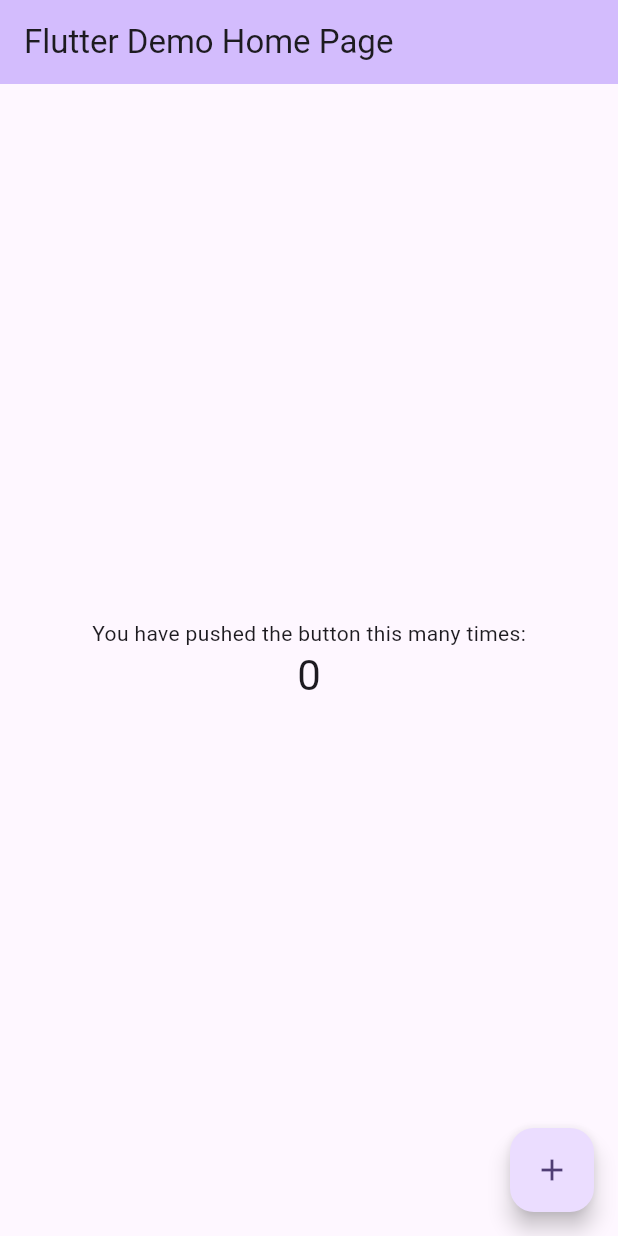
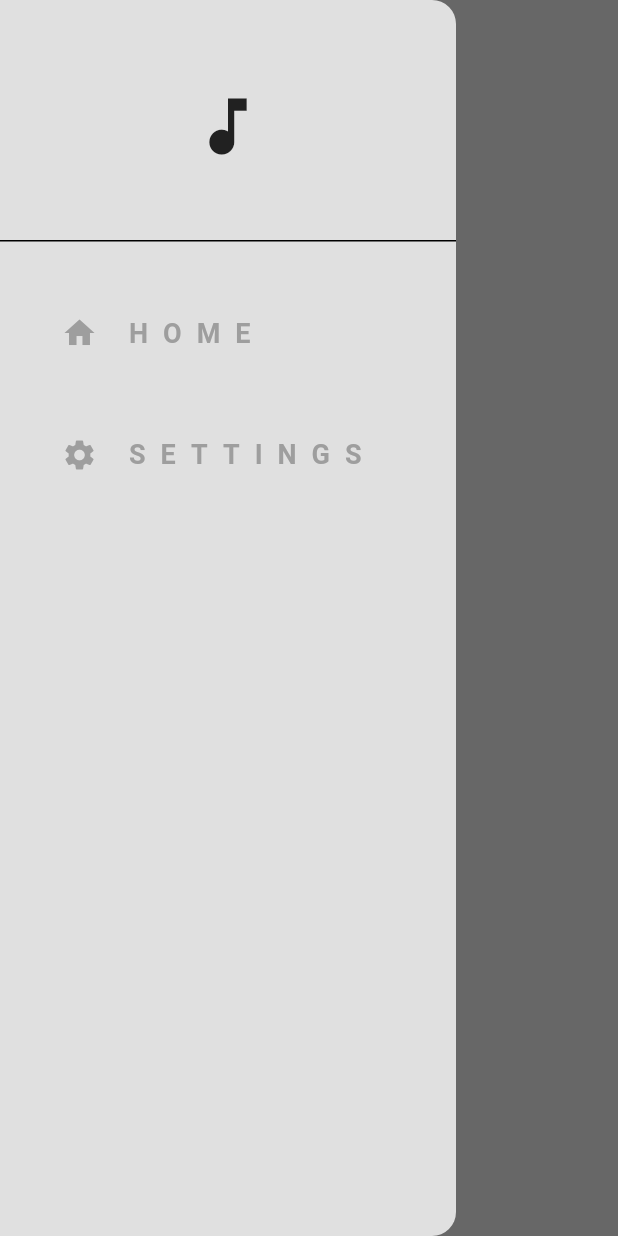
Before and after one commit to MihaelGolob/flutter-music-player, a Flutter app: the screen it shows after launch, with the side drawer open (before the commit the screen has no drawer), on a phone screen of 412 x 824 dp. Run offline on Flutter 3.47's test engine with Material 3 defaults, Android fonts, the phone set to English and light mode, and no system bars.

Commit message:
create starting files and app bar, drawer

```diff
--- /dev/null
+++ b/lib/components/my_app_bar.dart
@@ -0,0 +1,17 @@
+import 'package:flutter/material.dart';
+
+class MyAppBar extends StatelessWidget implements PreferredSizeWidget {
+  final String title;
+  const MyAppBar({super.key, required this.title});
+
+  @override
+  Widget build(BuildContext context) {
+    return AppBar(
+      title: Text(title),
+      centerTitle: true,
+    );
+  }
+
+  @override
+  Size get preferredSize => const Size.fromHeight(80);
+}
--- /dev/null
+++ b/lib/components/my_drawer.dart
@@ -0,0 +1,66 @@
+import 'package:flutter/material.dart';
+
+class MyDrawer extends StatelessWidget {
+  const MyDrawer({super.key});
+
+  @override
+  Widget build(BuildContext context) {
+    return Drawer(
+      backgroundColor: Theme.of(context).colorScheme.surface,
+      child: Column(
+        children: [
+          DrawerHeader(
+            child: Center(
+              child: Icon(
+                Icons.music_note,
+                size: 50,
+                color: Theme.of(context).colorScheme.inversePrimary,
+              ),
+            ),
+          ),
+          Padding(
+            padding: const EdgeInsets.only(left: 25, top: 25),
+            child: ListTile(
+              title: Text(
+                'HOME',
+                style: TextStyle(
+                  fontWeight: FontWeight.bold,
+                  color: Theme.of(context).colorScheme.primary,
+                  fontSize: 18,
+                  letterSpacing: 10,
+                ),
+              ),
+              leading: Icon(
+                Icons.home,
+                color: Theme.of(context).colorScheme.primary,
+              ),
+              onTap: () => Navigator.pop(context),
+            ),
+          ),
+          Padding(
+            padding: const EdgeInsets.only(left: 25, top: 25),
+            child: ListTile(
+              title: Text(
+                'SETTINGS',
+                style: TextStyle(
+                  fontWeight: FontWeight.bold,
+                  color: Theme.of(context).colorScheme.primary,
+                  fontSize: 18,
+                  letterSpacing: 10,
+                ),
+              ),
+              leading: Icon(
+                Icons.settings,
+                color: Theme.of(context).colorScheme.primary,
+              ),
+              onTap: () {
+                Navigator.pop(context);
+                Navigator.pushNamed(context, '/settings'); // todo: add routes
+              },
+            ),
+          ),
+        ],
+      ),
+    );
+  }
+}
--- a/lib/main.dart
+++ b/lib/main.dart
@@ -1,7 +1,17 @@
 import 'package:flutter/material.dart';
+import 'package:flutter_music_player/pages/home_page.dart';
+import 'package:flutter_music_player/themes/theme_provider.dart';
+import 'package:provider/provider.dart';
 
 void main() {
-  runApp(const MyApp());
+  runApp(
+    MultiProvider(
+      providers: [
+        ChangeNotifierProvider(create: (_) => ThemeProvider()),
+      ],
+      child: const MyApp(),
+    ),
+  );
 }
 
 class MyApp extends StatelessWidget {
@@ -11,115 +21,9 @@ class MyApp extends StatelessWidget {
   @override
   Widget build(BuildContext context) {
     return MaterialApp(
-      title: 'Flutter Demo',
-      theme: ThemeData(
-        // This is the theme of your application.
-        //
-        // TRY THIS: Try running your application with "flutter run". You'll see
-        // the application has a purple toolbar. Then, without quitting the app,
-        // try changing the seedColor in the colorScheme below to Colors.green
-        // and then invoke "hot reload" (save your changes or press the "hot
-        // reload" button in a Flutter-supported IDE, or press "r" if you used
-        // the command line to start the app).
-        //
-        // Notice that the counter didn't reset back to zero; the application
-        // state is not lost during the reload. To reset the state, use hot
-        // restart instead.
-        //
-        // This works for code too, not just values: Most code changes can be
-        // tested with just a hot reload.
-        colorScheme: ColorScheme.fromSeed(seedColor: Colors.deepPurple),
-        useMaterial3: true,
-      ),
-      home: const MyHomePage(title: 'Flutter Demo Home Page'),
+      debugShowCheckedModeBanner: false,
+      home: HomePage(),
+      theme: Provider.of<ThemeProvider>(context).themeData,
     );
   }
 }
-
-class MyHomePage extends StatefulWidget {
-  const MyHomePage({super.key, required this.title});
-
-  // This widget is the home page of your application. It is stateful, meaning
-  // that it has a State object (defined below) that contains fields that affect
-  // how it looks.
-
-  // This class is the configuration for the state. It holds the values (in this
-  // case the title) provided by the parent (in this case the App widget) and
-  // used by the build method of the State. Fields in a Widget subclass are
-  // always marked "final".
-
-  final String title;
-
-  @override
-  State<MyHomePage> createState() => _MyHomePageState();
-}
-
-class _MyHomePageState extends State<MyHomePage> {
-  int _counter = 0;
-
-  void _incrementCounter() {
-    setState(() {
-      // This call to setState tells the Flutter framework that something has
-      // changed in this State, which causes it to rerun the build method below
-      // so that the display can reflect the updated values. If we changed
-      // _counter without calling setState(), then the build method would not be
-      // called again, and so nothing would appear to happen.
-      _counter++;
-    });
-  }
-
-  @override
-  Widget build(BuildContext context) {
-    // This method is rerun every time setState is called, for instance as done
-    // by the _incrementCounter method above.
-    //
-    // The Flutter framework has been optimized to make rerunning build methods
-    // fast, so that you can just rebuild anything that needs updating rather
-    // than having to individually change instances of widgets.
-    return Scaffold(
-      appBar: AppBar(
-        // TRY THIS: Try changing the color here to a specific color (to
-        // Colors.amber, perhaps?) and trigger a hot reload to see the AppBar
-        // change color while the other colors stay the same.
-        backgroundColor: Theme.of(context).colorScheme.inversePrimary,
-        // Here we take the value from the MyHomePage object that was created by
-        // the App.build method, and use it to set our appbar title.
-        title: Text(widget.title),
-      ),
-      body: Center(
-        // Center is a layout widget. It takes a single child and positions it
-        // in the middle of the parent.
-        child: Column(
-          // Column is also a layout widget. It takes a list of children and
-          // arranges them vertically. By default, it sizes itself to fit its
-          // children horizontally, and tries to be as tall as its parent.
-          //
-          // Column has various properties to control how it sizes itself and
-          // how it positions its children. Here we use mainAxisAlignment to
-          // center the children vertically; the main axis here is the vertical
-          // axis because Columns are vertical (the cross axis would be
-          // horizontal).
-          //
-          // TRY THIS: Invoke "debug painting" (choose the "Toggle Debug Paint"
-          // action in the IDE, or press "p" in the console), to see the
-          // wireframe for each widget.
-          mainAxisAlignment: MainAxisAlignment.center,
-          children: <Widget>[
-            const Text(
-              'You have pushed the button this many times:',
-            ),
-            Text(
-              '$_counter',
-              style: Theme.of(context).textTheme.headlineMedium,
-            ),
-          ],
-        ),
-      ),
-      floatingActionButton: FloatingActionButton(
-        onPressed: _incrementCounter,
-        tooltip: 'Increment',
-        child: const Icon(Icons.add),
-      ), // This trailing comma makes auto-formatting nicer for build methods.
-    );
-  }
-}
--- /dev/null
+++ b/lib/pages/home_page.dart
@@ -0,0 +1,21 @@
+import 'package:flutter/material.dart';
+import 'package:flutter_music_player/components/my_app_bar.dart';
+import 'package:flutter_music_player/components/my_drawer.dart';
+
+class HomePage extends StatefulWidget {
+  const HomePage({super.key});
+
+  @override
+  State<HomePage> createState() => _HomePageState();
+}
+
+class _HomePageState extends State<HomePage> {
+  @override
+  Widget build(BuildContext context) {
+    return Scaffold(
+      backgroundColor: Theme.of(context).colorScheme.surface,
+      appBar: const MyAppBar(title: 'P L A Y L I S T'),
+      drawer: MyDrawer(),
+    );
+  }
+}
--- /dev/null
+++ b/lib/themes/dark_mode.dart
@@ -0,0 +1,10 @@
+import 'package:flutter/material.dart';
+
+ThemeData darkMode = ThemeData(
+  colorScheme: ColorScheme.dark(
+    surface: Colors.grey.shade900,
+    primary: Colors.grey.shade600,
+    secondary: Colors.grey.shade800,
+    inversePrimary: Colors.grey.shade300,
+  ),
+);
--- /dev/null
+++ b/lib/themes/light_mode.dart
@@ -0,0 +1,10 @@
+import 'package:flutter/material.dart';
+
+ThemeData lightMode = ThemeData(
+  colorScheme: ColorScheme.light(
+    surface: Colors.grey.shade300,
+    primary: Colors.grey.shade500,
+    secondary: Colors.grey.shade200,
+    inversePrimary: Colors.grey.shade900,
+  ),
+);
--- /dev/null
+++ b/lib/themes/theme_provider.dart
@@ -0,0 +1,19 @@
+import 'package:flutter/material.dart';
+import 'package:flutter_music_player/themes/dark_mode.dart';
+import 'package:flutter_music_player/themes/light_mode.dart';
+
+class ThemeProvider extends ChangeNotifier {
+  ThemeData _themeData = lightMode;
+  ThemeData get themeData => _themeData;
+  bool get isDarkMode => _themeData == darkMode;
+
+  set themeData(ThemeData themeData) {
+    _themeData = themeData;
+    notifyListeners();
+  }
+
+  void toggleTheme() {
+    _themeData = isDarkMode ? lightMode : darkMode;
+    notifyListeners();
+  }
+}
--- a/pubspec.yaml
+++ b/pubspec.yaml
@@ -35,6 +35,7 @@ dependencies:
   # The following adds the Cupertino Icons font to your application.
   # Use with the CupertinoIcons class for iOS style icons.
   cupertino_icons: ^1.0.6
+  provider: ^6.1.2
 
 dev_dependencies:
   flutter_test:
```
Also changed, not shown: lib/pages/settings_page.dart (added), pubspec.lock.
